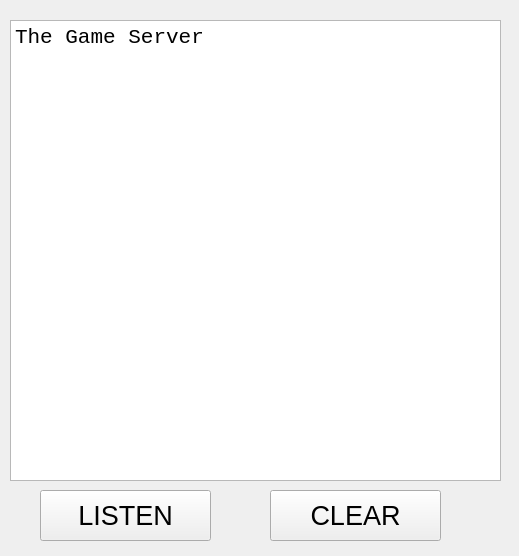
Before: the Qt Designer form thegame_server/menu.ui in QingTian-222/theGame, drawn with Qt 5.
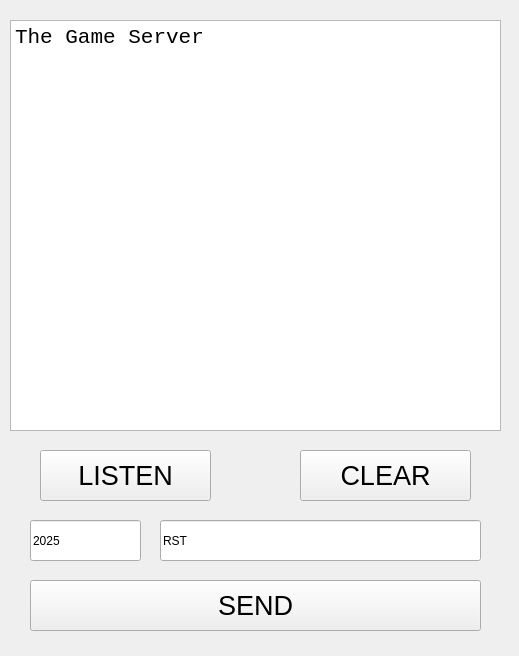
After: the same form once the commit is applied.

The edit to the form file:
```diff
--- a/thegame_server/menu.ui
+++ b/thegame_server/menu.ui
@@ -7,7 +7,7 @@
     <x>0</x>
     <y>0</y>
     <width>519</width>
-    <height>556</height>
+    <height>656</height>
    </rect>
   </property>
   <property name="windowTitle">
@@ -19,7 +19,7 @@
      <x>10</x>
      <y>20</y>
      <width>491</width>
-     <height>461</height>
+     <height>411</height>
     </rect>
    </property>
    <property name="font">
@@ -40,7 +40,7 @@
    <property name="geometry">
     <rect>
      <x>40</x>
-     <y>490</y>
+     <y>450</y>
      <width>171</width>
      <height>51</height>
     </rect>
@@ -57,8 +57,8 @@
   <widget class="QPushButton" name="pushButton_2">
    <property name="geometry">
     <rect>
-     <x>270</x>
-     <y>490</y>
+     <x>300</x>
+     <y>450</y>
      <width>171</width>
      <height>51</height>
     </rect>
@@ -72,6 +72,50 @@
     <string>CLEAR</string>
    </property>
   </widget>
+  <widget class="QLineEdit" name="data">
+   <property name="geometry">
+    <rect>
+     <x>160</x>
+     <y>520</y>
+     <width>321</width>
+     <height>41</height>
+    </rect>
+   </property>
+   <property name="text">
+    <string>RST</string>
+   </property>
+  </widget>
+  <widget class="QPushButton" name="pushButton_3">
+   <property name="geometry">
+    <rect>
+     <x>30</x>
+     <y>580</y>
+     <width>451</width>
+     <height>51</height>
+    </rect>
+   </property>
+   <property name="font">
+    <font>
+     <pointsize>20</pointsize>
+    </font>
+   </property>
+   <property name="text">
+    <string>SEND</string>
+   </property>
+  </widget>
+  <widget class="QLineEdit" name="room">
+   <property name="geometry">
+    <rect>
+     <x>30</x>
+     <y>520</y>
+     <width>111</width>
+     <height>41</height>
+    </rect>
+   </property>
+   <property name="text">
+    <string>2025</string>
+   </property>
+  </widget>
  </widget>
  <resources/>
  <connections/>
```
